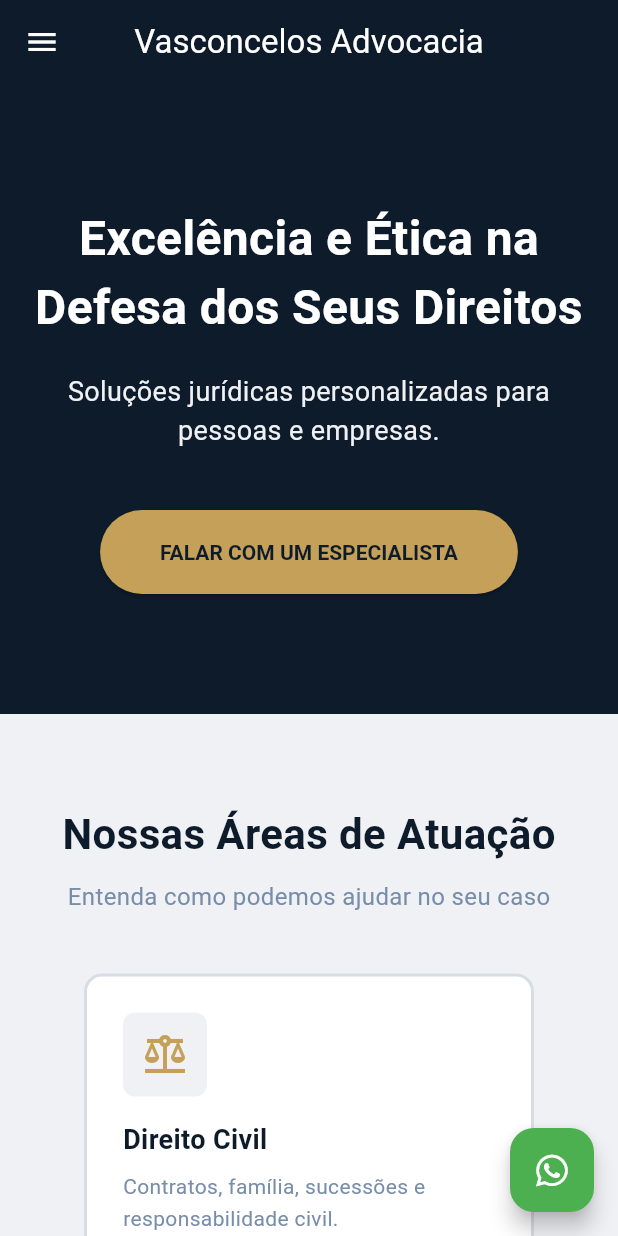
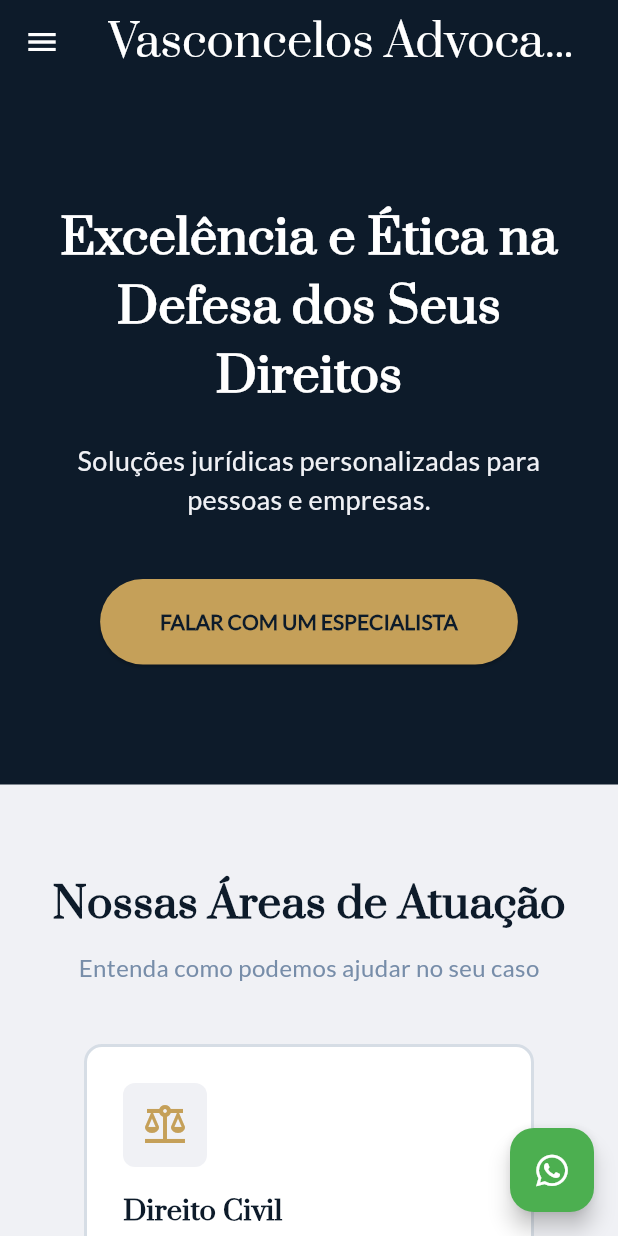
Before and after one commit to ryannestacio/adv_site, a Flutter app: the screen it shows after launch, on a phone screen of 412 x 824 dp. Run offline on Flutter 3.47's test engine with Material 3 defaults, Android fonts, the phone set to English and light mode, and no system bars; our stand-ins replace font_awesome_flutter.

Commit message:
STYLE: Changed all fonts of project for serif fonts

```diff
--- a/lib/features/landing_page/presentation/home_page.dart
+++ b/lib/features/landing_page/presentation/home_page.dart
@@ -66,7 +66,10 @@ class HomePage extends StatelessWidget {
             )
           : null,
       appBar: AppBar(
-        title: const Text("Vasconcelos Advocacia"),
+        title: const Text(
+          "Vasconcelos Advocacia",
+          style: TextStyle(fontSize: 30, fontFamily: 'Prata'),
+        ),
         actions: isMobile
             ? []
             : [
@@ -74,21 +77,21 @@ class HomePage extends StatelessWidget {
                   onPressed: () {},
                   child: const Text(
                     "Sobre",
-                    style: TextStyle(color: Colors.white),
+                    style: TextStyle(color: Colors.white, fontFamily: 'Lato'),
                   ),
                 ),
                 TextButton(
                   onPressed: () {},
                   child: const Text(
                     "Áreas",
-                    style: TextStyle(color: Colors.white),
+                    style: TextStyle(color: Colors.white, fontFamily: 'Lato'),
                   ),
                 ),
                 TextButton(
                   onPressed: () {},
                   child: const Text(
                     "Contato",
-                    style: TextStyle(color: Colors.white),
+                    style: TextStyle(color: Colors.white, fontFamily: 'Lato'),
                   ),
                 ),
                 const SizedBox(width: 20),
@@ -139,13 +142,18 @@ class HomePage extends StatelessWidget {
               fontSize: 32,
               fontWeight: FontWeight.bold,
               color: AppColors.white,
+              fontFamily: 'Prata',
             ),
           ),
           const SizedBox(height: 20),
           const Text(
             "Soluções jurídicas personalizadas para pessoas e empresas.",
             textAlign: TextAlign.center,
-            style: TextStyle(fontSize: 18, color: AppColors.offWhite),
+            style: TextStyle(
+              fontSize: 18,
+              color: AppColors.offWhite,
+              fontFamily: 'Lato',
+            ),
           ),
           const SizedBox(height: 40),
           ElevatedButton(
@@ -153,7 +161,10 @@ class HomePage extends StatelessWidget {
             style: ElevatedButton.styleFrom(
               padding: const EdgeInsets.symmetric(horizontal: 40, vertical: 20),
             ),
-            child: const Text("FALAR COM UM ESPECIALISTA"),
+            child: const Text(
+              "FALAR COM UM ESPECIALISTA",
+              style: TextStyle(fontFamily: 'Lato'),
+            ),
           ),
         ],
       ),
@@ -173,12 +184,17 @@ class HomePage extends StatelessWidget {
               fontSize: 28,
               fontWeight: FontWeight.bold,
               color: AppColors.navyBlue,
+              fontFamily: 'Prata',
             ),
           ),
           const SizedBox(height: 10),
           const Text(
             "Entenda como podemos ajudar no seu caso",
-            style: TextStyle(fontSize: 16, color: AppColors.grey),
+            style: TextStyle(
+              fontSize: 16,
+              color: AppColors.grey,
+              fontFamily: 'Lato',
+            ),
           ),
           const SizedBox(height: 40),
 
--- a/lib/features/landing_page/presentation/widgets/area_card.dart
+++ b/lib/features/landing_page/presentation/widgets/area_card.dart
@@ -82,6 +82,7 @@ class _AreaCardState extends State<AreaCard> {
                   fontSize: 18,
                   fontWeight: FontWeight.bold,
                   color: isHovered ? AppColors.white : AppColors.navyBlue,
+                  fontFamily: 'Prata',
                 ),
               ),
               const SizedBox(height: 8),
@@ -93,6 +94,7 @@ class _AreaCardState extends State<AreaCard> {
                   fontSize: 14,
                   height: 1.5,
                   color: isHovered ? AppColors.offWhite : AppColors.grey,
+                  fontFamily: 'Lato',
                 ),
               ),
             ],
```
Also changed, not shown: pubspec.yaml (+6 -1 lines), firebase.json (added), lib/core/assets/fonts/Prata-Regular.ttf (added), 3 other files.
